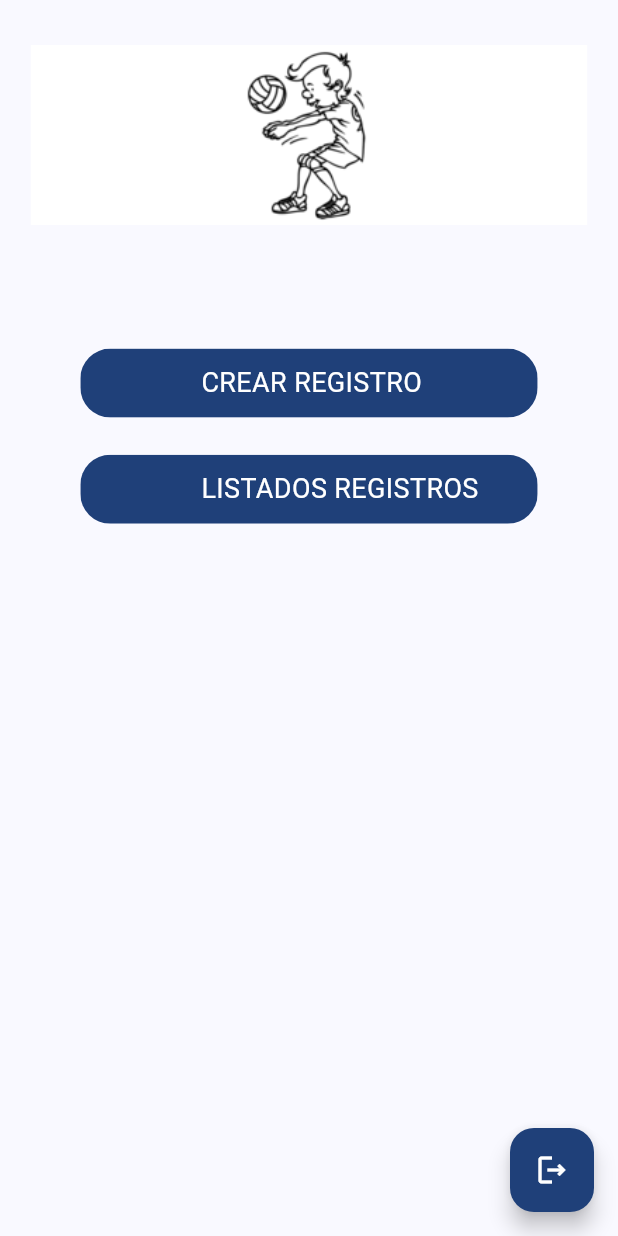
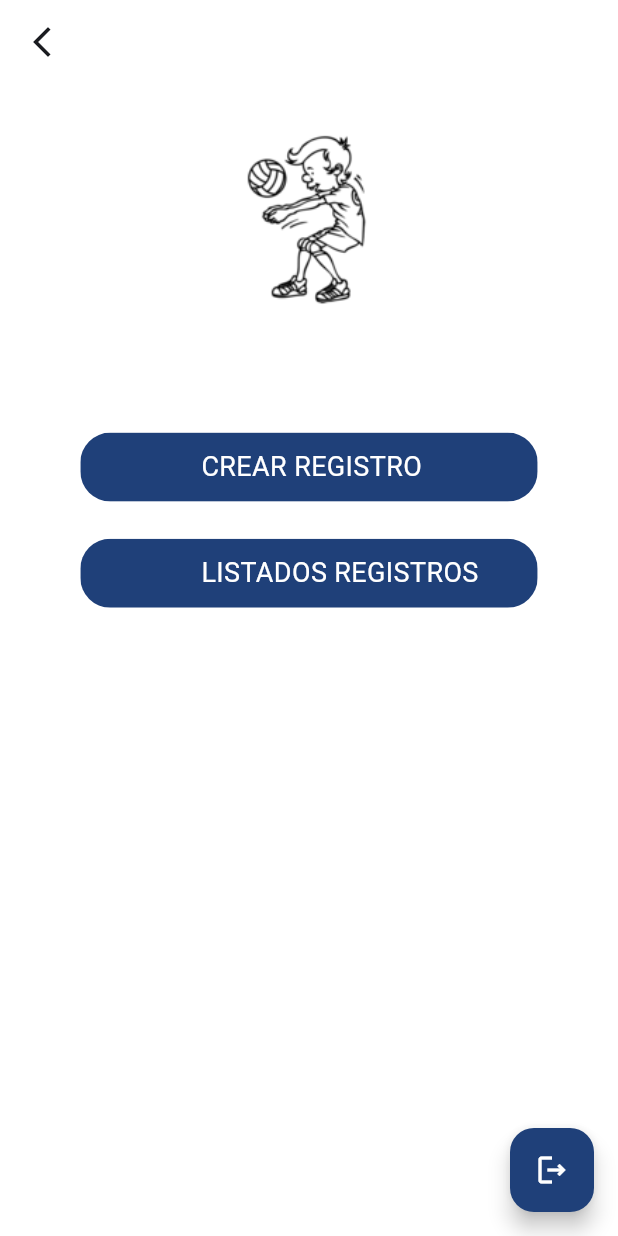
Before and after one commit to jlselma25/pagos_app, a Flutter app: the MenuScreen screen opened by its route, on a phone screen of 412 x 824 dp. Run offline on Flutter 3.47's test engine with Material 3 defaults, Android fonts, the phone set to English and light mode, and no system bars; our stand-ins replace dio, flutter_spinkit, shared_preferences; accounts and stored records are empty; network calls fail.

Commit message:
cambio v10

```diff
--- a/lib/global/environment.dart
+++ b/lib/global/environment.dart
@@ -10,6 +10,6 @@ class Environment {
   static String codigoRegistro = '220212';
   static  Color color = const Color(0xFF1F4079);
   static String proyecto = 'Pagos app';
-  static String version = 'v.1.9';
+  static String version = 'v.1.10';
 
 }
--- a/lib/screens/menu.dart
+++ b/lib/screens/menu.dart
@@ -17,6 +17,18 @@ class MenuScreen extends StatelessWidget {
 
 
     return Scaffold(
+      backgroundColor: Colors.white,
+      appBar:  AppBar(
+        //title:  const Text('Registros'),
+        backgroundColor: Colors.white,
+        centerTitle: true,
+        leading: IconButton(
+          icon: const Icon(Icons.arrow_back_ios_new_outlined),
+          onPressed: () {
+            Navigator.pop(context);
+          },
+        ),
+       ),
       floatingActionButton: FloatingActionButton(
           backgroundColor: Environment.color,
           child: const Icon(
```
